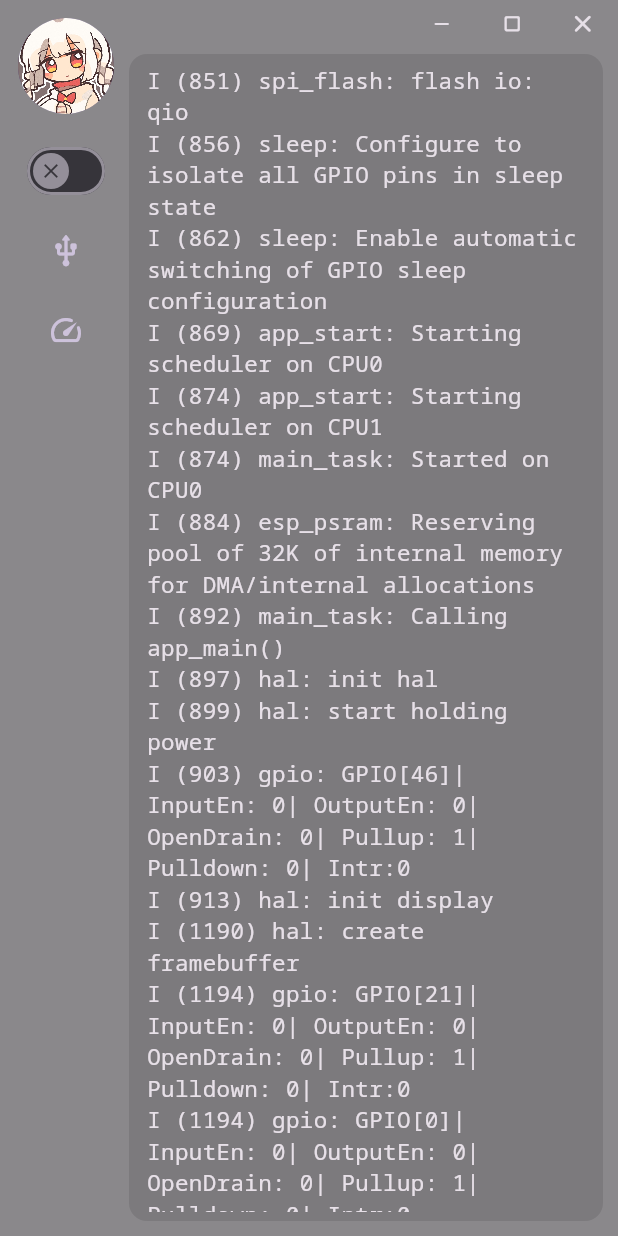
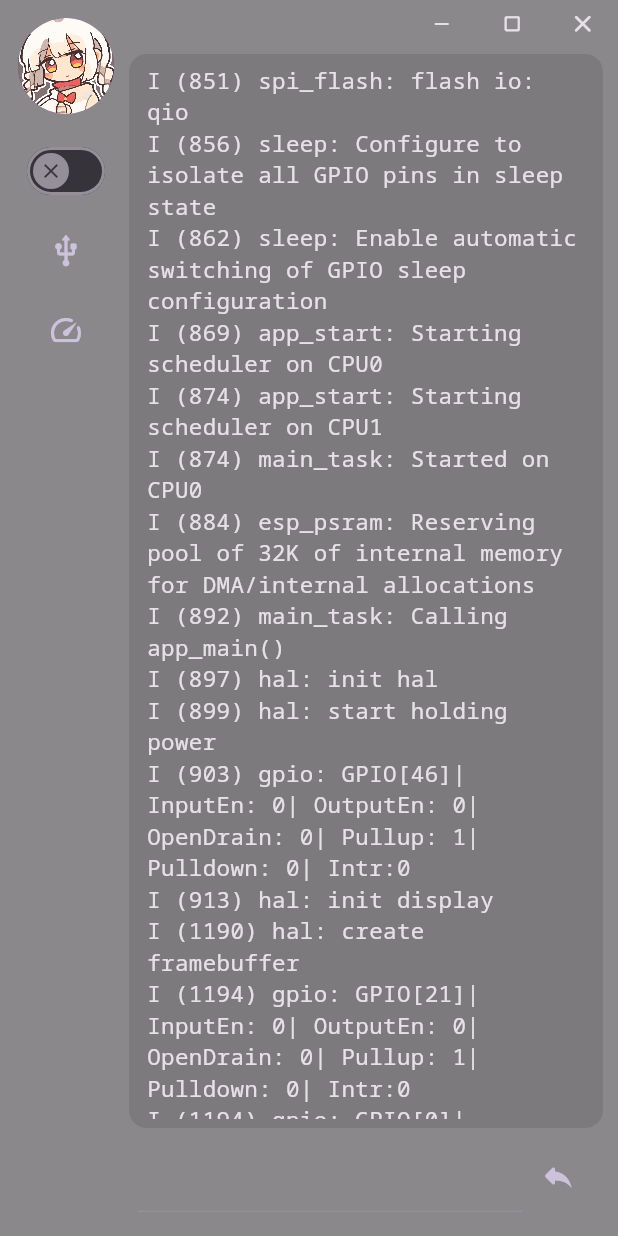
Before and after one commit to Forairaaaaa/popcorn, a Flutter app: the screen it shows after launch, on a phone screen of 412 x 824 dp. Run offline on Flutter 3.47's test engine with Material 2 defaults, Android fonts, the phone set to English and light mode, and no system bars; drawn by our look-alikes of flutter_animate; our stand-ins replace easy_localization, equatable, flutter_bloc; missing offline and left inert: bitsdojo_window, flutter_acrylic, flutter_tilt.

Commit message:
add send data card

```diff
--- a/lib/models/model_widget_configs.dart
+++ b/lib/models/model_widget_configs.dart
@@ -29,9 +29,13 @@ final class ModelWidgetConfigs {
   static Color popupMenuBarrierColor(BuildContext context) =>
       Theme.of(context).colorScheme.surfaceVariant.withOpacity(0.5);
 
-  /// [receive window card color]
+  /// [receive data card color]
   static Color receiveDataCardColor(BuildContext context) =>
       (Theme.of(context).cardTheme.color ?? Colors.transparent).withOpacity(0.1);
+
+  /// [send data card color]
+  static Color sendDataCardColor(BuildContext context) =>
+      (Theme.of(context).cardTheme.color ?? Colors.transparent).withOpacity(0.0);
 
   ///
   /// [Styles]
@@ -63,6 +67,14 @@ final class ModelWidgetConfigs {
     enableReverse: true,
     enableRevert: false,
     enableSensorRevert: false,
+  );
+
+  /// [receive data card tilt config]
+  static const TiltConfig receiveDataCardTiltConfig = TiltConfig(
+    angle: 3.0,
+    enableReverse: true,
+    // enableRevert: false,
+    // enableSensorRevert: false,
   );
 
   /// [popup menu tilt light config]
@@ -120,4 +132,12 @@ final class ModelWidgetConfigs {
 
   /// [button close popup menu]
   static const IconData buttonClosePopupMenu = Icons.close_rounded;
+
+  /// [button send data]
+  static Icon sendDataButtonIcon(BuildContext context) {
+    return Icon(
+      Icons.reply_rounded,
+      color: iconColor(context),
+    );
+  }
 }
--- a/lib/views/home/page_home.dart
+++ b/lib/views/home/page_home.dart
@@ -5,6 +5,7 @@ import 'package:popcorn/views/home/widgets/widget_window_title_bar.dart';
 import 'package:popcorn/views/home/widgets/widget_set_baud_rate_button.dart';
 import 'package:popcorn/views/home/widgets/widget_set_port_button.dart';
 import 'package:popcorn/views/home/widgets/widget_port_switch.dart';
+import 'package:popcorn/views/home/widgets/widget_send_data_card.dart';
 
 class PageHome extends StatelessWidget {
   const PageHome({super.key});
@@ -73,11 +74,10 @@ class PageHome extends StatelessWidget {
 
                 // window serrial receive
                 Expanded(
-                  child: Padding(
-                    padding: EdgeInsets.only(left: ModelWidgetConfigs.gap2WindowHalf),
-                    child: WidgetReceiveDataCard(),
-                  )
+                  child: WidgetReceiveDataCard()
                 ),
+
+                WidgetSendDataCard(),
 
               ],
             ),
--- a/lib/views/home/widgets/widget_receive_data_card.dart
+++ b/lib/views/home/widgets/widget_receive_data_card.dart
@@ -12,8 +12,9 @@ class _WidgetReceiveDataCardState extends State<WidgetReceiveDataCard> {
   @override
   Widget build(BuildContext context) {
     return Padding(
-      padding: const EdgeInsets.fromLTRB(0, 0,
-          ModelWidgetConfigs.gap2WindowHalf, ModelWidgetConfigs.gap2WindowHalf),
+      padding: const EdgeInsets.fromLTRB(ModelWidgetConfigs.gap2WindowHalf, 0,
+          ModelWidgetConfigs.gap2WindowHalf, 0),
+
       child: Card(
           elevation: 0.0,
           color: ModelWidgetConfigs.receiveDataCardColor(context),
--- /dev/null
+++ b/lib/views/home/widgets/widget_send_data_card.dart
@@ -0,0 +1,56 @@
+import 'package:easy_localization/easy_localization.dart';
+import 'package:flutter/material.dart';
+import 'package:popcorn/models/model_widget_configs.dart';
+
+class WidgetSendDataCard extends StatelessWidget {
+  const WidgetSendDataCard({super.key});
+
+  void _sendDataButtonOnPreseed() {}
+
+  @override
+  Widget build(BuildContext context) {
+    return Padding(
+        padding: const EdgeInsets.fromLTRB(
+            ModelWidgetConfigs.gap2WindowHalf,
+            0,
+            ModelWidgetConfigs.gap2WindowHalf,
+            ModelWidgetConfigs.gap2WindowHalf),
+        child: Card(
+            elevation: 0.0,
+            color: ModelWidgetConfigs.sendDataCardColor(context),
+
+            // Gap
+            child: Padding(
+              padding: const EdgeInsets.fromLTRB(
+                  ModelWidgetConfigs.gapReceiveText2card,
+                  0,
+                  ModelWidgetConfigs.gapReceiveText2card,
+                  ModelWidgetConfigs.gapReceiveText2card),
+              child: Row(
+                children: [
+                  // Input field
+                  Expanded(
+                      child: TextField(
+                    style: ModelWidgetConfigs.receiveDataTextStyle(context),
+
+                    // Max line
+                    maxLines: 10,
+                    minLines: 1,
+                  )),
+
+                  // Send data button
+                  Tooltip(
+                    message: 'serial_port'.tr(gender: 'send'),
+                    textStyle:
+                        ModelWidgetConfigs.popupMenuTooltipTextStyle(context),
+                    waitDuration: const Duration(milliseconds: 400),
+                    child: IconButton(
+                      icon: ModelWidgetConfigs.sendDataButtonIcon(context),
+                      onPressed: _sendDataButtonOnPreseed,
+                    ),
+                  ),
+                ],
+              ),
+            )));
+  }
+}
```
